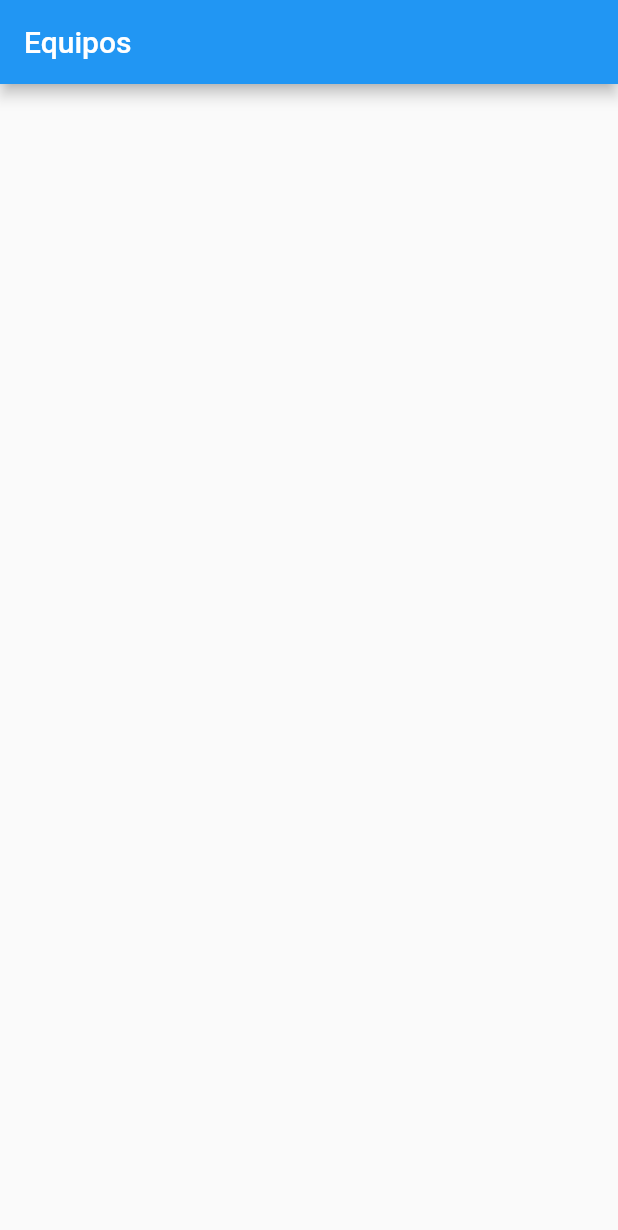
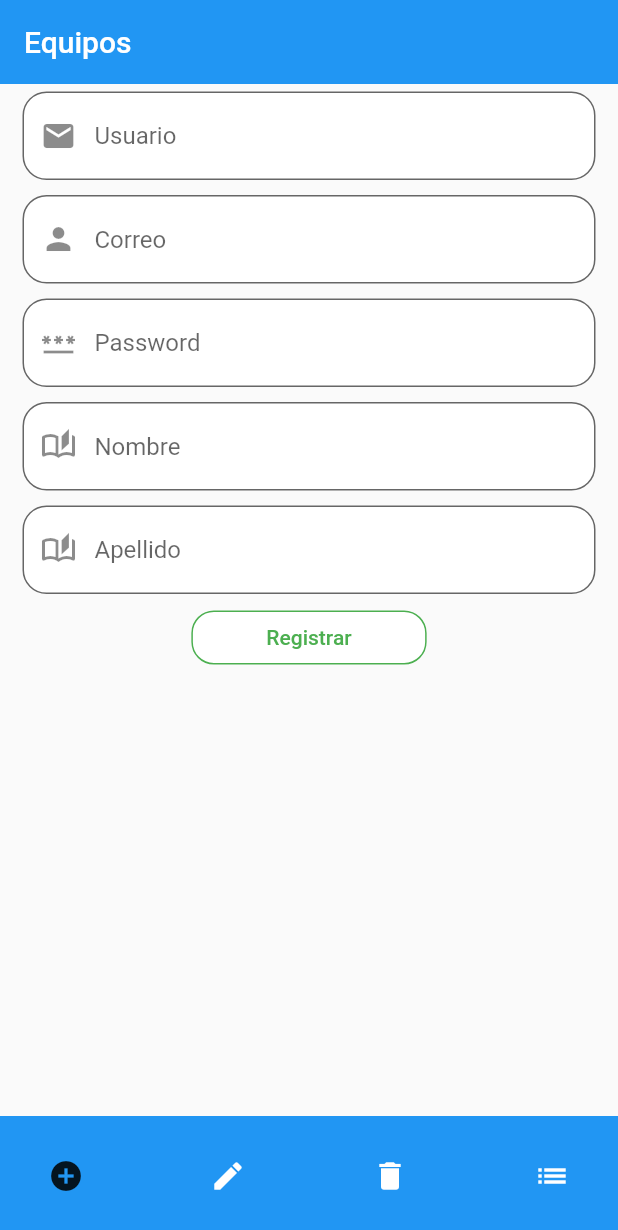
Before and after one commit to xMarlonGx/ActividadUni3, a Flutter app: the screen it shows after launch, on a phone screen of 412 x 824 dp. Shown: the top 1230 px of the screen. Run offline on Flutter 3.47's test engine with Material 2 defaults, Android fonts, the light colour scheme and no system bars; our stand-ins replace cloud_firestore, firebase_core; accounts and stored records are empty.

Commit message:
Tecera carga

```diff
--- /dev/null
+++ b/firebaseunidad3/lib/Componentes/Registro.dart
@@ -0,0 +1,126 @@
+import 'package:flutter/material.dart';
+
+Widget registro() {
+  return SingleChildScrollView(
+    scrollDirection: Axis.vertical,
+    child: Center(
+      child: Column(
+        mainAxisAlignment: MainAxisAlignment.center,
+        children: <Widget>[
+          Usuario(),
+          Correo(),
+          Password(),
+          Nombre(),
+          Apellido(),
+          botones()
+        ],
+      ),
+    ),
+  );
+}
+
+Widget Usuario() {
+  return Container(
+    padding: const EdgeInsets.symmetric(horizontal: 15, vertical: 5),
+    child: TextFormField(
+      autocorrect: true,
+      decoration: InputDecoration(
+        hintText: "Usuario",
+        fillColor: Colors.white,
+        filled: true,
+        border: OutlineInputBorder(borderRadius: BorderRadius.circular(16)),
+        prefixIcon: const Icon(
+          Icons.email,
+        ),
+      ),
+    ),
+  );
+}
+
+Widget Password() {
+  return Container(
+    padding: const EdgeInsets.symmetric(horizontal: 15, vertical: 5),
+    child: TextFormField(
+      obscureText: true,
+      decoration: InputDecoration(
+        hintText: "Password",
+        fillColor: Colors.white,
+        filled: true,
+        border: OutlineInputBorder(borderRadius: BorderRadius.circular(16)),
+        prefixIcon: const Icon(Icons.password),
+      ),
+    ),
+  );
+}
+
+Widget Correo() {
+  return Container(
+    padding: const EdgeInsets.symmetric(horizontal: 15, vertical: 5),
+    child: TextFormField(
+      decoration: InputDecoration(
+        hintText: "Correo",
+        fillColor: Colors.white,
+        filled: true,
+        border: OutlineInputBorder(borderRadius: BorderRadius.circular(16)),
+        prefixIcon: const Icon(Icons.person),
+      ),
+    ),
+  );
+}
+
+Widget Nombre() {
+  return Container(
+    padding: const EdgeInsets.symmetric(horizontal: 15, vertical: 5),
+    child: TextFormField(
+      decoration: InputDecoration(
+        hintText: "Nombre",
+        fillColor: Colors.white,
+        filled: true,
+        border: OutlineInputBorder(borderRadius: BorderRadius.circular(16)),
+        prefixIcon: const Icon(Icons.auto_stories_outlined),
+      ),
+    ),
+  );
+}
+
+Widget Apellido() {
+  return Container(
+    padding: const EdgeInsets.symmetric(horizontal: 15, vertical: 5),
+    child: TextFormField(
+      decoration: InputDecoration(
+        hintText: "Apellido",
+        fillColor: Colors.white,
+        filled: true,
+        border: OutlineInputBorder(borderRadius: BorderRadius.circular(16)),
+        prefixIcon: const Icon(Icons.auto_stories_outlined),
+      ),
+    ),
+  );
+}
+
+Widget botones() {
+  return Column(
+    mainAxisAlignment: MainAxisAlignment.center,
+    children: <Widget>[botonRegistrar()],
+  );
+}
+
+Widget botonRegistrar() {
+  return Container(
+    child: ElevatedButton(
+      onPressed: () {},
+      child: const Text("Registrar"),
+      style: ElevatedButton.styleFrom(
+        primary: Colors.white,
+        onPrimary: Colors.green,
+        shadowColor: Colors.white,
+        elevation: 0,
+        padding: const EdgeInsets.symmetric(vertical: 5, horizontal: 50),
+        side: BorderSide(color: Colors.green, width: 1),
+        shape: new RoundedRectangleBorder(
+          borderRadius: BorderRadius.circular(15.0),
+        ),
+      ),
+    ),
+  );
+}
--- a/firebaseunidad3/lib/main.dart
+++ b/firebaseunidad3/lib/main.dart
@@ -1,7 +1,10 @@
 import 'package:firebase_core/firebase_core.dart';
 import 'package:flutter/material.dart';
 
+import 'Componentes/Registro.dart';
 import 'Componentes/firebase.dart';
+
+int _paginaActual = 0;
 
 void main() {
   WidgetsFlutterBinding.ensureInitialized();
@@ -10,11 +13,11 @@
   });
 }
 
-// ignore: use_key_in_widget_constructors
 class MyApp extends StatelessWidget {
   @override
   Widget build(BuildContext context) {
     return MaterialApp(
+      debugShowCheckedModeBanner: false,
       title: "Unidad 3",
       home: Inicio(),
     );
@@ -41,13 +44,73 @@
   Widget build(BuildContext context) {
     return Scaffold(
       appBar: AppBar(
+        elevation: 0,
         title: Text("Equipos"),
       ),
-      body: Body(),
+      bottomNavigationBar: botonesFooter(),
+      body: getPaginas(),
     );
   }
 
-  Widget Body() {
+  Widget Add() {
+    return Container(child: registro());
+  }
+
+  Widget Edit() {
+    return Container(child: Text("asdas"));
+  }
+
+  Widget Delete() {
+    return Container(child: Text("asdas"));
+  }
+
+  Widget getPaginas() {
+    return IndexedStack(
+      index: _paginaActual,
+      // ignore: prefer_const_literals_to_create_immutables
+      children: [
+        Add(),
+        Edit(),
+        Delete(),
+        Listado(),
+      ],
+    );
+  }
+
+  Widget botonesFooter() {
+    List items = [
+      Icons.add_circle,
+      Icons.edit,
+      Icons.delete,
+      Icons.list,
+    ];
+    return Container(
+      height: 80,
+      decoration: BoxDecoration(
+        color: Colors.blue,
+      ),
+      child: Padding(
+        padding: const EdgeInsets.only(left: 20, right: 20),
+        child: Row(
+          mainAxisAlignment: MainAxisAlignment.spaceBetween,
+          children: List.generate(items.length, (index) {
+            return IconButton(
+                onPressed: () {
+                  setState(() {
+                    _paginaActual = index;
+                  });
+                },
+                icon: Icon(
+                  items[index],
+                  color: _paginaActual == index ? Colors.black87 : Colors.white,
+                ));
+          }),
+        ),
+      ),
+    );
+  }
+
+  Widget Listado() {
     return Center(
         child: Column(
       children: List.generate(Capitanes.length, (index) {
@@ -63,6 +126,16 @@
                     Equipos[index]['Entrenador'] +
                     " Web: " +
                     Equipos[index]['web'])),
+            Container(
+                child: Text("Estadio: " +
+                    Estadio[index]['Nombre'] +
+                    " Capacidad: " +
+                    Estadio[index]['Capacidad'].toString())),
+            Container(
+                child: Text("Coordenadas: Latitud: " +
+                    Coordenada[index]['latitud'].toString() +
+                    " Longitud: " +
+                    Coordenada[index]['Longitud'].toString())),
           ],
         );
       }),
```
